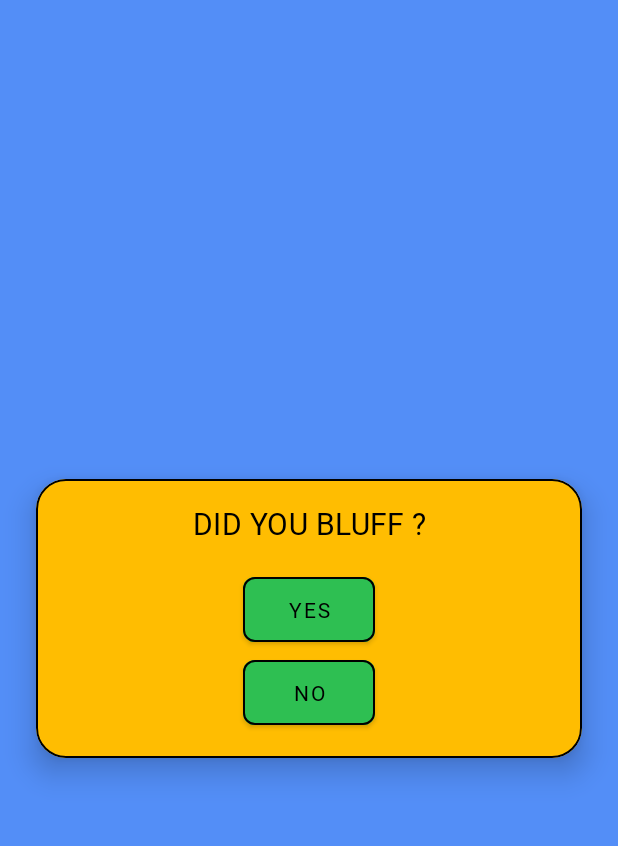
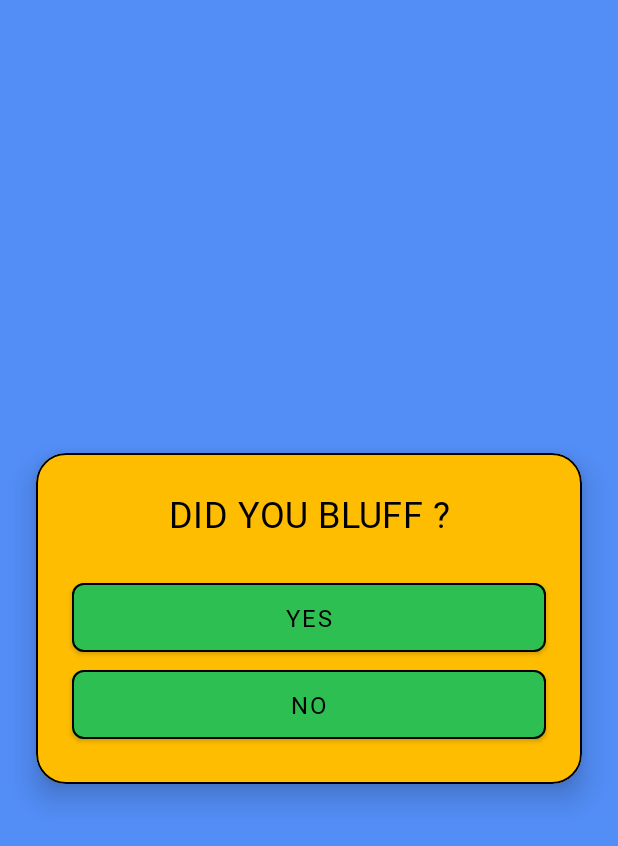
Before and after one commit to ArjunJadeja/Bluffer, an Android app: the ResultFragment screen opened through its navigation route, on a phone screen of 412 x 824 dp. Shown: the top 846 px of the screen. Run offline under Robolectric (Android 15) with nearby library versions, the phone set to English and light mode, and no system bars.

Commit message:
Bug fixes and minor UI changes

```diff
--- a/app/src/main/java/com/arjun/bluffer/view/GameFragment.kt
+++ b/app/src/main/java/com/arjun/bluffer/view/GameFragment.kt
@@ -61,7 +61,7 @@ class GameFragment : Fragment() {
 
 
         binding.selectedPlayerName.text =
-            "$explainer you will hold the phone and explain the context in the image"
+            "$explainer you will hold the phone and explain the context in the image to $guesser"
 
         viewModel.seconds.observe(viewLifecycleOwner) {
             binding.timer.text = "00:$it"
@@ -106,7 +106,7 @@ class GameFragment : Fragment() {
             viewModel.timerValue.value = 1000 * it.toLong()
         }
         viewModel.stopTimer()
-        binding.imageView.visibility = View.GONE
+        binding.imageView.visibility = View.INVISIBLE
         binding.resumeCardView.visibility = View.VISIBLE
     }
 
--- a/app/src/main/res/layout/fragment_result.xml
+++ b/app/src/main/res/layout/fragment_result.xml
@@ -30,30 +30,37 @@
                 android:layout_width="match_parent"
                 android:layout_height="wrap_content"
                 android:layout_gravity="center"
-                android:layout_margin="@dimen/margin_medium"
+                android:layout_margin="@dimen/margin_big"
                 android:gravity="center"
                 android:text="@string/check_result_1"
                 android:textAppearance="?attr/textAppearanceHeadline6"
-                android:textColor="@color/black" />
+                android:textColor="@color/black"
+                android:textSize="@dimen/font_medium" />
 
             <com.google.android.material.button.MaterialButton
                 android:id="@+id/explainer_bluff_button"
                 style="@style/button_style"
-                android:layout_width="wrap_content"
+                android:layout_width="match_parent"
                 android:layout_height="wrap_content"
                 android:layout_gravity="center"
+                android:layout_marginStart="@dimen/margin_big"
+                android:layout_marginEnd="@dimen/margin_big"
                 android:backgroundTint="@color/green"
-                android:text="@string/yes" />
+                android:text="@string/yes"
+                android:textSize="@dimen/font_small" />
 
             <com.google.android.material.button.MaterialButton
                 android:id="@+id/explainer_truth_button"
                 style="@style/button_style"
-                android:layout_width="wrap_content"
+                android:layout_width="match_parent"
                 android:layout_height="wrap_content"
                 android:layout_gravity="center"
-                android:layout_marginBottom="@dimen/margin_medium"
+                android:layout_marginStart="@dimen/margin_big"
+                android:layout_marginEnd="@dimen/margin_big"
+                android:layout_marginBottom="@dimen/margin_big"
                 android:backgroundTint="@color/green"
-                android:text="@string/no" />
+                android:text="@string/no"
+                android:textSize="@dimen/font_small" />
 
         </LinearLayout>
 
@@ -85,29 +92,36 @@
                 android:layout_width="match_parent"
                 android:layout_height="wrap_content"
                 android:layout_gravity="center"
-                android:layout_margin="@dimen/margin_medium"
+                android:layout_margin="@dimen/margin_big"
                 android:gravity="center"
                 android:textAppearance="?attr/textAppearanceHeadline6"
-                android:textColor="@color/black" />
+                android:textColor="@color/black"
+                android:textSize="@dimen/font_medium" />
 
             <com.google.android.material.button.MaterialButton
                 android:id="@+id/guesser_bluff_button"
                 style="@style/button_style"
-                android:layout_width="wrap_content"
+                android:layout_width="match_parent"
                 android:layout_height="wrap_content"
                 android:layout_gravity="center"
+                android:layout_marginStart="@dimen/margin_big"
+                android:layout_marginEnd="@dimen/margin_big"
                 android:backgroundTint="@color/green"
-                android:text="@string/bluff" />
+                android:text="@string/bluff"
+                android:textSize="@dimen/font_small" />
 
             <com.google.android.material.button.MaterialButton
                 android:id="@+id/guesser_truth_button"
                 style="@style/button_style"
-                android:layout_width="wrap_content"
+                android:layout_width="match_parent"
                 android:layout_height="wrap_content"
                 android:layout_gravity="center"
-                android:layout_marginBottom="@dimen/margin_medium"
+                android:layout_marginStart="@dimen/margin_big"
+                android:layout_marginEnd="@dimen/margin_big"
+                android:layout_marginBottom="@dimen/margin_big"
                 android:backgroundTint="@color/green"
-                android:text="@string/truth" />
+                android:text="@string/truth"
+                android:textSize="@dimen/font_small" />
 
         </LinearLayout>
 
@@ -138,7 +152,7 @@
                 android:layout_width="match_parent"
                 android:layout_height="wrap_content"
                 android:layout_gravity="center"
-                android:layout_margin="@dimen/margin_medium"
+                android:layout_margin="@dimen/margin_big"
                 android:gravity="center"
                 android:textAppearance="?attr/textAppearanceHeadline6"
                 android:textSize="@dimen/font_medium" />
@@ -150,49 +164,46 @@
                 android:orientation="horizontal">
 
                 <com.google.android.material.button.MaterialButton
+                    android:id="@+id/new_game_button"
+                    style="@style/button_style"
+                    android:layout_width="wrap_content"
+                    android:layout_height="wrap_content"
+                    android:layout_marginStart="@dimen/margin_big"
+                    android:layout_marginEnd="@dimen/margin_small"
+                    android:layout_weight="@integer/weight_equal"
+                    android:backgroundTint="@color/green"
+                    android:text="@string/home" />
+
+                <com.google.android.material.button.MaterialButton
                     android:id="@+id/play_again_button"
                     style="@style/button_style"
                     android:layout_width="wrap_content"
                     android:layout_height="wrap_content"
-                    android:layout_marginStart="@dimen/margin_big"
-                    android:layout_marginEnd="@dimen/margin_medium"
-                    android:layout_marginBottom="@dimen/margin_medium"
+                    android:layout_marginStart="@dimen/margin_small"
+                    android:layout_marginEnd="@dimen/margin_big"
                     android:layout_weight="@integer/weight_equal"
                     android:backgroundTint="@color/green"
                     android:text="@string/replay" />
 
-                <com.google.android.material.button.MaterialButton
-                    android:id="@+id/new_game_button"
-                    style="@style/button_style"
-                    android:layout_width="wrap_content"
-                    android:layout_height="wrap_content"
-                    android:layout_marginStart="@dimen/margin_medium"
-                    android:layout_marginEnd="@dimen/margin_big"
-                    android:layout_marginBottom="@dimen/margin_medium"
-                    android:layout_weight="@integer/weight_equal"
-                    android:backgroundTint="@color/green"
-                    android:text="@string/new_game" />
+            </LinearLayout>
 
-            </LinearLayout>
+            <!--    Exit Button-->
+            <Button
+                android:id="@+id/exit_button"
+                style="@style/button_style"
+                android:layout_width="match_parent"
+                android:layout_height="wrap_content"
+                android:layout_marginStart="@dimen/margin_big"
+                android:layout_marginTop="@dimen/margin_small"
+                android:layout_marginEnd="@dimen/margin_big"
+                android:layout_marginBottom="@dimen/margin_bigger"
+                android:backgroundTint="@color/red"
+                android:text="@string/exit"
+                android:textColor="@color/white" />
 
         </LinearLayout>
 
     </com.google.android.material.card.MaterialCardView>
-
-    <!--    Exit Button-->
-    <Button
-        android:id="@+id/exit_button"
-        style="@style/button_style"
-        android:layout_width="wrap_content"
-        android:layout_height="wrap_content"
-        android:layout_marginTop="@dimen/margin_bigger"
-        android:backgroundTint="@color/red"
-        android:text="@string/exit"
-        android:textColor="@color/white"
-        android:visibility="gone"
-        app:layout_constraintEnd_toEndOf="parent"
-        app:layout_constraintStart_toStartOf="parent"
-        app:layout_constraintTop_toBottomOf="@id/congo_card" />
 
     <!--    Exit Game CardView-->
     <com.google.android.material.card.MaterialCardView
@@ -200,7 +211,7 @@
         style="@style/card_style"
         android:layout_width="match_parent"
         android:layout_height="wrap_content"
-        android:layout_margin="@dimen/margin_big"
+        android:layout_margin="@dimen/margin_bigger"
         android:visibility="gone"
         app:cardCornerRadius="@dimen/corner_medium"
         app:layout_constraintBottom_toBottomOf="parent"
@@ -219,7 +230,7 @@
                 android:layout_width="match_parent"
                 android:layout_height="wrap_content"
                 android:layout_gravity="center"
-                android:layout_margin="@dimen/margin_medium"
+                android:layout_margin="@dimen/margin_big"
                 android:gravity="center"
                 android:text="@string/ask_to_exit"
                 android:textAppearance="?attr/textAppearanceHeadline6" />
@@ -237,7 +248,7 @@
                     android:layout_height="wrap_content"
                     android:layout_marginStart="@dimen/margin_big"
                     android:layout_marginEnd="@dimen/margin_small"
-                    android:layout_marginBottom="@dimen/margin_medium"
+                    android:layout_marginBottom="@dimen/margin_big"
                     android:layout_weight="@integer/weight_equal"
                     android:backgroundTint="@color/red"
                     android:text="@string/exit"
@@ -250,7 +261,7 @@
                     android:layout_height="wrap_content"
                     android:layout_marginStart="@dimen/margin_small"
                     android:layout_marginEnd="@dimen/margin_big"
-                    android:layout_marginBottom="@dimen/margin_medium"
+                    android:layout_marginBottom="@dimen/margin_big"
                     android:layout_weight="@integer/weight_equal"
                     android:backgroundTint="@color/green"
                     android:text="@string/cancel" />
--- a/app/src/main/res/values/dimen.xml
+++ b/app/src/main/res/values/dimen.xml
@@ -4,7 +4,8 @@
     <!--    Fonts   -->
     <dimen name="font_small">16sp</dimen>
     <dimen name="font_medium">24sp</dimen>
-    <dimen name="font_big">32sp</dimen>
+    <dimen name="font_big">28sp</dimen>
+    <dimen name="font_bigger">32sp</dimen>
 
     <!--    Margins -->
     <dimen name="margin_much_smaller">8dp</dimen>
@@ -38,7 +39,7 @@
     <dimen name="button_height">80dp</dimen>
 
     <!--    Image Attributes    -->
-    <dimen name="image_height">300dp</dimen>
+    <dimen name="image_height">400dp</dimen>
 
     <!--    Free width and height-->
     <dimen name="width_zero">0dp</dimen>
--- a/app/src/main/res/values/strings.xml
+++ b/app/src/main/res/values/strings.xml
@@ -19,8 +19,8 @@
     <string name="bluff">BLUFFED</string>
     <string name="check_result_1">DID YOU BLUFF ?</string>
     <string name="check_result_2">WHAT DID THE OTHER PLAYER SAY ?</string>
-    <string name="replay">Replay</string>
-    <string name="new_game">New Game</string>
+    <string name="home">HOME</string>
+    <string name="replay">REPLAY</string>
     <string name="exit">EXIT</string>
     <string name="ask_to_exit">DO YOU WANT TO EXIT GAME ?</string>
     <string name="yes">Yes</string>
```
Also changed, not shown: app/src/main/java/com/arjun/bluffer/view/ResultFragment.kt (+12 -4 lines), app/src/main/res/layout/fragment_game.xml (+3 -5 lines), app/src/main/res/layout/fragment_play.xml (+7 -6 lines).
